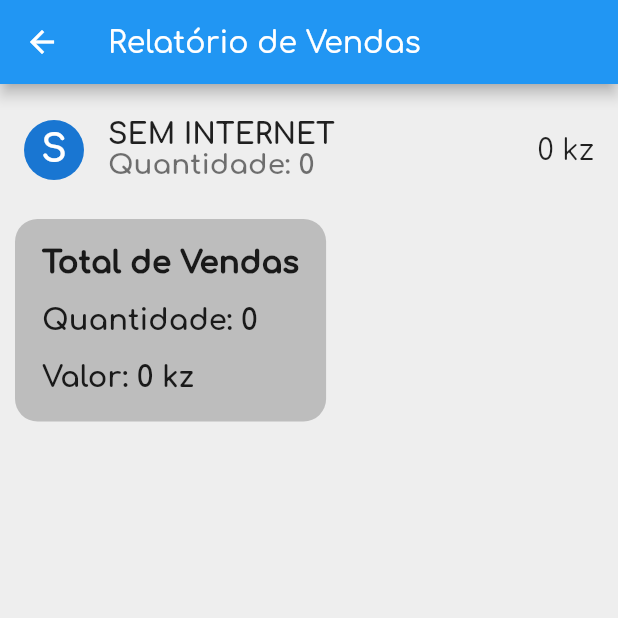
After one commit to NeltonMenata/apupu_eventos, a Flutter app: the ReportSalePage screen opened by its route, on a phone screen of 412 x 824 dp, the top half of it. The commit adds this screen. Run offline on Flutter 3.47's test engine with Material 2 defaults, Android fonts, the phone set to English and light mode, and no system bars; our stand-ins replace cached_network_image, get_it, image_picker, parse_server_sdk, qr_flutter, share_plus; missing offline and left inert: flutter_barcode_scanner; network calls fail.

Commit message:
Done Report Credit and Sale Page

```diff
--- a/lib/layers/data/datasources/back4app/credit/get_all_credit_for_event_datasource_back4app_imp.dart
+++ b/lib/layers/data/datasources/back4app/credit/get_all_credit_for_event_datasource_back4app_imp.dart
@@ -18,7 +18,6 @@
           ReportCreditEntity(e["name"], e["credit"]),
         );
       });
-
       return list;
     }
     return [ReportCreditEntity("Sem Internet", 0)];
--- a/lib/layers/presenter/routes/Routes.dart
+++ b/lib/layers/presenter/routes/Routes.dart
@@ -8,7 +8,9 @@
 import 'package:apupu_eventos/layers/presenter/ui/make_sale/make_sale_page.dart';
 import 'package:apupu_eventos/layers/presenter/ui/manager_worker/manager_worker_page.dart';
 import 'package:apupu_eventos/layers/presenter/ui/register_in_or_out_guest/register_in_or_out_guest_page.dart';
+import 'package:apupu_eventos/layers/presenter/ui/report_credit/report_credit_page.dart';
 import 'package:apupu_eventos/layers/presenter/ui/report_event/report_event_page.dart';
+import 'package:apupu_eventos/layers/presenter/ui/report_sale/report_sale_page.dart';
 import 'package:apupu_eventos/layers/presenter/ui/search_guest/search_guest_page.dart';
 import 'package:apupu_eventos/layers/presenter/ui/splash/splash_page.dart';
 import 'package:flutter/material.dart';
@@ -38,6 +40,8 @@
   static const MAKE_CREDIT = "/make_credit";
   static const CREDIT_AND_SALE_WORKER = "/credit_and_sale_worker";
   static const MENU_REPORT_EVENT = "/menu_report_event";
+  static const REPORT_SALE = "/report_sale";
+  static const REPORT_CREDIT = "/report_credit";
 
   // Routers for Worker
 
@@ -55,12 +59,15 @@
       RESULT_SEARCH_GUEST: (context) => const ResultSearchGuestPage(),
       LOGIN: (context) => LoginPage(),
       MANAGER_WORKER: (context) => ManagerWorkerPage(),
-      REPORT_EVENT: (context) => ReportEventPage(),
+      REPORT_EVENT: (context) => const ReportEventPage(),
       MAKE_SALE: (context) => const MakeSalePage(),
       CREATE_PRODUCT: (context) => const CreateProductPage(),
       MAKE_CREDIT: (context) => const MakeCreditPage(),
       CREDIT_AND_SALE_WORKER: (context) => const CreditAndSaleWorker(),
-      MENU_REPORT_EVENT: (context) => MenuReportEventPage()
+      // ignore: prefer_const_constructors
+      MENU_REPORT_EVENT: (context) => MenuReportEventPage(),
+      REPORT_SALE: (context) => ReportSalePage(),
+      REPORT_CREDIT: (context) => ReportCreditPage()
     };
   }
 }
--- a/lib/layers/presenter/ui/make_credit/make_credit_page.dart
+++ b/lib/layers/presenter/ui/make_credit/make_credit_page.dart
@@ -9,7 +9,6 @@
 import 'package:flutter_barcode_scanner/flutter_barcode_scanner.dart';
 import '../../../core/inject/inject.dart';
 import '../../../domain/entities/event/event_entity.dart';
-import '../../../domain/entities/product/product_entity.dart';
 import '../../../domain/usecases/guest/get_guest_for_objectId_usecase/get_guest_entity_for_objectId.dart';
 import '../login/login_controller.dart';
 import 'make_credit_controller.dart';
--- /dev/null
+++ b/lib/layers/presenter/ui/report_sale/report_sale_page.dart
@@ -0,0 +1,135 @@
+import 'package:apupu_eventos/layers/domain/entities/event/event_entity.dart';
+import 'package:apupu_eventos/layers/domain/entities/report_sale/report_sale_entity.dart';
+import 'package:apupu_eventos/layers/presenter/ui/report_event/report_event_controller.dart';
+import 'package:flutter/material.dart';
+import '../../../core/inject/inject.dart';
+import '../../utils/utils.dart';
+
+class ReportSalePage extends StatelessWidget {
+  ReportSalePage({Key? key}) : super(key: key);
+  final controller = getIt<ReportEventController>();
+  @override
+  Widget build(BuildContext context) {
+    final width = MediaQuery.of(context).size.width;
+    final currentEvent =
+        ModalRoute.of(context)!.settings.arguments as EventEntity?;
+    return Scaffold(
+      appBar: AppBar(title: const Text("Relatório de Vendas")),
+      body: Padding(
+        padding: const EdgeInsets.symmetric(vertical: 8.0),
+        child: Column(
+          mainAxisAlignment: MainAxisAlignment.start,
+          crossAxisAlignment: CrossAxisAlignment.start,
+          children: [
+            FutureBuilder<List<ReportSaleEntity>>(
+              future:
+                  controller.getAllSaleForEvent(currentEvent?.objectId ?? ""),
+              builder: (context, snapshot) {
+                if (snapshot.hasData) {
+                  int sumQuant = 0;
+                  int sumTotal = 0;
+                  snapshot.data?.forEach((e) {
+                    sumQuant += e.quantity;
+                    sumTotal += e.totalValue;
+                  });
+                  return SingleChildScrollView(
+                    child: Column(
+                      mainAxisAlignment: MainAxisAlignment.start,
+                      crossAxisAlignment: CrossAxisAlignment.start,
+                      children: [
+                        ...snapshot.data!.map(
+                          (e) => ListTile(
+                            leading: CircleAvatar(
+                              child: Text(
+                                e.name[0].toUpperCase(),
+                                style: TextStyle(
+                                    fontSize: width * .06,
+                                    fontWeight: FontWeight.w800),
+                              ),
+                            ),
+                            title: Text(
+                              e.name.toUpperCase(),
+                              maxLines: 1,
+                              style: TextStyle(
+                                  fontSize: width * .046,
+                                  fontWeight: FontWeight.w800),
+                            ),
+                            subtitle: Text(
+                              "Quantidade: ${e.quantity}",
+                              style: TextStyle(
+                                  fontSize: width * .045,
+                                  fontWeight: FontWeight.w800),
+                            ),
+                            trailing:
+                                Text(separatorMoney("${e.totalValue}") + " kz",
+                                    style: TextStyle(
+                                      fontSize: width * .046,
+                                    )),
+                          ),
+                        ),
+                        Padding(
+                          padding: const EdgeInsets.all(10.0),
+                          child: Container(
+                            padding: const EdgeInsets.all(10),
+                            decoration: BoxDecoration(
+                                borderRadius: BorderRadius.circular(15),
+                                color: Colors.grey.shade400),
+                            child: Column(
+                                mainAxisAlignment: MainAxisAlignment.start,
+                                crossAxisAlignment: CrossAxisAlignment.start,
+                                children: [
+                                  Padding(
+                                    padding: const EdgeInsets.all(8.0),
+                                    child: Text(
+                                      "Total de Vendas",
+                                      style: TextStyle(
+                                          fontSize: width * .05,
+                                          fontWeight: FontWeight.w900),
+                                    ),
+                                  ),
+                                  Column(
+                                    mainAxisAlignment: MainAxisAlignment.start,
+                                    crossAxisAlignment:
+                                        CrossAxisAlignment.start,
+                                    children: [
+                                      Padding(
+                                        padding: const EdgeInsets.all(8.0),
+                                        child: Text(
+                                          "Quantidade: $sumQuant",
+                                          style: TextStyle(
+                                              fontSize: width * .047,
+                                              fontWeight: FontWeight.bold),
+                                        ),
+                                      ),
+                                      Padding(
+                                        padding: const EdgeInsets.all(8.0),
+                                        child: Text(
+                                          "Valor: " +
+                                              separatorMoney("$sumTotal") +
+                                              " kz",
+                                          style: TextStyle(
+                                              fontSize: width * .047,
+                                              fontWeight: FontWeight.bold),
+                                        ),
+                                      )
+                                    ],
+                                  )
+                                ]),
+                          ),
+                        )
+                      ],
+                    ),
+                  );
+                } else {
+                  return const Center(
+                    child: CircularProgressIndicator(),
+                  );
+                }
+              },
+            )
+          ],
+        ),
+      ),
+    );
+  }
+}
```
Also changed, not shown: lib/layers/presenter/ui/manager_event/manager_event_page.dart (+3 -4 lines), lib/layers/presenter/ui/menu_report_event/menu_report_event_page.dart (+7 -22 lines), lib/layers/presenter/ui/report_credit/report_credit_page.dart (added, +116 -0 lines), lib/layers/presenter/ui/report_event/report_event_page.dart (+6 -25 lines).
